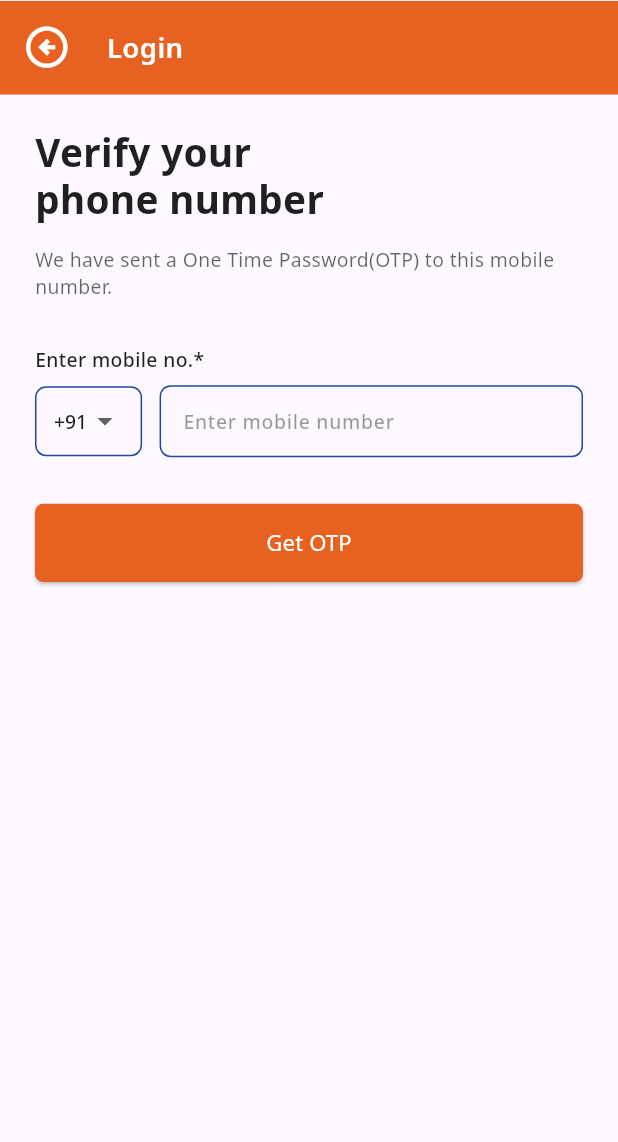
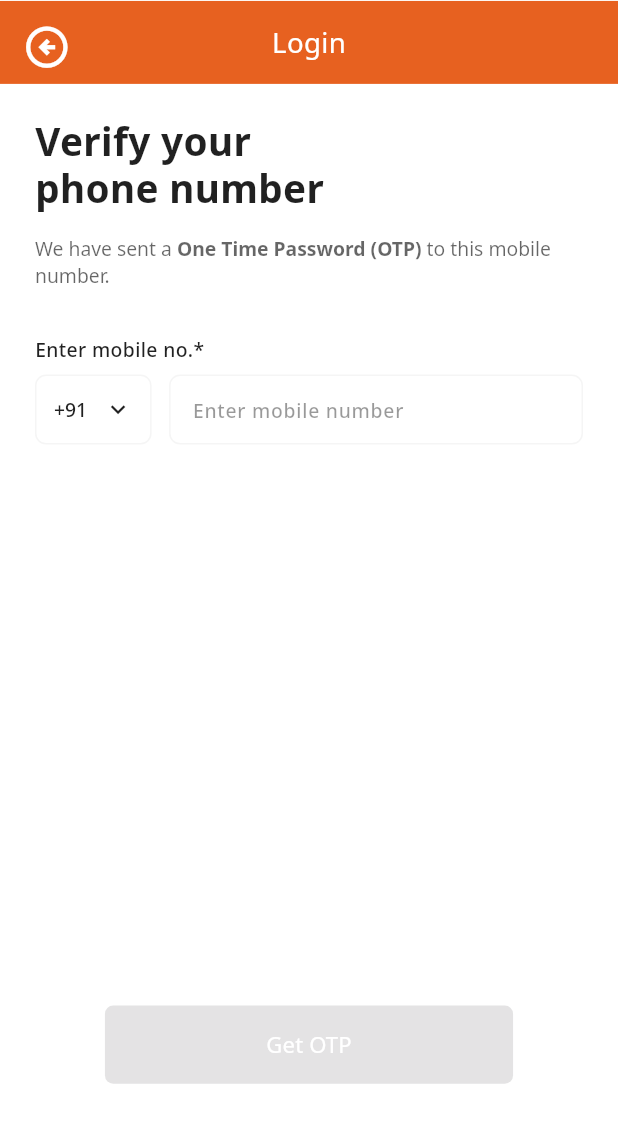
Before and after one commit to COSS-India/VoiceGive, a Flutter app: the screen it shows after launch, after a tap on "Let’s Get Started", on a phone screen of 412 x 824 dp, the part 94-1236 px from its top. Run offline on Flutter 3.47's test engine with Material 3 defaults, Android fonts, the phone set to English and light mode, and no system bars; our stand-ins replace cached_network_image, flutter_screenutil, flutter_svg, google_fonts, just_audio, lottie and 1 more; missing offline and left inert: record; generated files the repository leaves out were written again; project files that could hold a hidden picture were left out.

Commit message:
chore: refine verify phone number screen

```diff
--- a/lib/screens/auth/otp_login/otp_login_screen.dart
+++ b/lib/screens/auth/otp_login/otp_login_screen.dart
@@ -19,13 +19,26 @@ class OtpLoginScreen extends StatefulWidget {
 class _OtpLoginScreenState extends State<OtpLoginScreen> {
   final TextEditingController _phoneController = TextEditingController();
   final ValueNotifier<bool> _isLoading = ValueNotifier<bool>(false);
+  final ValueNotifier<bool> _isPhoneValid = ValueNotifier<bool>(false);
   final GlobalKey<FormState> _formKey = GlobalKey<FormState>();
+
+  @override
+  void initState() {
+    super.initState();
+    _phoneController.addListener(_onPhoneChanged);
+  }
 
   @override
   void dispose() {
     _phoneController.dispose();
     _isLoading.dispose();
+    _isPhoneValid.dispose();
     super.dispose();
+  }
+
+  void _onPhoneChanged() {
+    final phone = _phoneController.text;
+    _isPhoneValid.value = phone.length == 10;
   }
 
   String? _validatePhoneNumber(String? value) {
@@ -52,12 +65,15 @@ class _OtpLoginScreenState extends State<OtpLoginScreen> {
   @override
   Widget build(BuildContext context) {
     return Scaffold(
+      backgroundColor: Colors.white,
+      resizeToAvoidBottomInset: true,
       appBar: const CustomAppBar(),
-      body: SingleChildScrollView(
-        child: Column(
+      body: Column(
         children: [
           const GradientHeader(),
-            Padding(
+          Expanded(
+            child: SingleChildScrollView(
+              child: Padding(
                 padding: EdgeInsets.all(24.w),
                 child: Form(
                   key: _formKey,
@@ -74,12 +90,34 @@ class _OtpLoginScreenState extends State<OtpLoginScreen> {
                         ),
                       ),
                       SizedBox(height: 16.w),
-                    Text(
-                      AppLocalizations.of(context)!.otpSentMessage,
+                      RichText(
+                        text: TextSpan(
+                          children: [
+                            TextSpan(
+                              text: "We have sent a ",
                               style: GoogleFonts.notoSans(
                                 color: AppColors.greys60,
                                 fontSize: 14.sp,
                                 fontWeight: FontWeight.w400,
+                              ),
+                            ),
+                            TextSpan(
+                              text: "One Time Password (OTP)",
+                              style: GoogleFonts.notoSans(
+                                color: AppColors.greys60,
+                                fontSize: 14.sp,
+                                fontWeight: FontWeight.w700,
+                              ),
+                            ),
+                            TextSpan(
+                              text: " to this mobile number.",
+                              style: GoogleFonts.notoSans(
+                                color: AppColors.greys60,
+                                fontSize: 14.sp,
+                                fontWeight: FontWeight.w400,
+                              ),
+                            ),
+                          ],
                         ),
                       ),
                       SizedBox(height: 32.w),
@@ -87,15 +125,26 @@ class _OtpLoginScreenState extends State<OtpLoginScreen> {
                         controller: _phoneController,
                         validator: _validatePhoneNumber,
                       ),
-                    SizedBox(height: 32.w),
-                    SizedBox(
-                      width: double.infinity,
+                    ],
+                  ),
+                ),
+              ),
+            ),
+          ),
+          Padding(
+            padding: EdgeInsets.fromLTRB(24.w, 0, 24.w, 40.w),
+            child: Center(
+              child: ValueListenableBuilder<bool>(
+                valueListenable: _isPhoneValid,
+                builder: (context, isPhoneValid, child) {
+                  return SizedBox(
+                    width: 280.w,
                     child: ElevatedButton(
-                        onPressed: _requestOtp,
+                      onPressed: isPhoneValid ? _requestOtp : null,
                       style: ElevatedButton.styleFrom(
-                          backgroundColor: AppColors.orange,
+                        backgroundColor: isPhoneValid ? AppColors.orange : AppColors.lightGrey,
                         shape: RoundedRectangleBorder(
-                            borderRadius: BorderRadius.circular(6).r,
+                          borderRadius: BorderRadius.circular(6.r),
                         ),
                         padding: EdgeInsets.symmetric(vertical: 16.w),
                       ),
@@ -123,14 +172,13 @@ class _OtpLoginScreenState extends State<OtpLoginScreen> {
                         },
                       ),
                     ),
-                    ),
-                  ],
+                  );
+                },
               ),
             ),
           ),
         ],
       ),
-      ),
     );
   }
 }
--- a/lib/screens/auth/otp_login/widgets/gradient_header.dart
+++ b/lib/screens/auth/otp_login/widgets/gradient_header.dart
@@ -12,23 +12,29 @@ class GradientHeader extends StatelessWidget {
     return Container(
       padding: EdgeInsets.all(16).r,
       decoration: BoxDecoration(color: AppColors.orange),
-      child: Row(
+      child: Stack(
         children: [
-          InkWell(
-            onTap: () => Navigator.pop(context),
-            child: Icon(
-              Icons.arrow_circle_left_outlined,
-              color: Colors.white,
-              size: 36.sp,
+          Center(
+            child: Text(
+              "Login",
+              style: GoogleFonts.notoSans(
+                  color: Colors.white,
+                  fontSize: 20.sp,
+                  fontWeight: FontWeight.normal),
             ),
           ),
-          SizedBox(width: 24.w),
-          Text(
-            "Login",
-            style: GoogleFonts.notoSans(
+          Positioned(
+            left: 0,
+            top: 0,
+            bottom: 0,
+            child: InkWell(
+              onTap: () => Navigator.pop(context),
+              child: Icon(
+                Icons.arrow_circle_left_outlined,
                 color: Colors.white,
-                fontSize: 20.sp,
-                fontWeight: FontWeight.w600),
+                size: 36.sp,
+              ),
+            ),
           ),
         ],
       ),
--- a/lib/screens/auth/otp_login/widgets/phone_input_field.dart
+++ b/lib/screens/auth/otp_login/widgets/phone_input_field.dart
@@ -33,14 +33,16 @@ class PhoneInputField extends StatelessWidget {
           children: [
             Container(
               height: 48.w,
+              width: 80.w,
               padding: EdgeInsets.symmetric(horizontal: 12.w),
               decoration: BoxDecoration(
-                border: Border.all(color: AppColors.darkBlue),
+                border: Border.all(color: AppColors.lightGrey),
                 borderRadius: BorderRadius.circular(8.r),
               ),
               child: DropdownButtonHideUnderline(
                 child: DropdownButton<String>(
                   value: '+91',
+                  isExpanded: true,
                   items: const [
                     DropdownMenuItem(value: '+91', child: Text('+91')),
                   ],
@@ -50,11 +52,18 @@ class PhoneInputField extends StatelessWidget {
                     fontSize: 14.sp,
                     fontWeight: FontWeight.w500,
                   ),
+                  icon: Icon(
+                    Icons.keyboard_arrow_down,
+                    color: AppColors.greys87,
+                    size: 20.w,
+                  ),
                 ),
               ),
             ),
             SizedBox(width: 12.w),
             Expanded(
+              child: SizedBox(
+                height: 48.w,
                 child: TextFormField(
                   controller: controller,
                   keyboardType: TextInputType.phone,
@@ -67,11 +76,11 @@ class PhoneInputField extends StatelessWidget {
                     ),
                     enabledBorder: OutlineInputBorder(
                       borderRadius: BorderRadius.circular(8.r),
-                    borderSide: BorderSide(color: AppColors.darkBlue),
+                      borderSide: BorderSide(color: AppColors.lightGrey),
                     ),
                     focusedBorder: OutlineInputBorder(
                       borderRadius: BorderRadius.circular(8.r),
-                    borderSide: BorderSide(color: AppColors.darkBlue),
+                      borderSide: BorderSide(color: AppColors.lightGrey),
                     ),
                     errorBorder: OutlineInputBorder(
                       borderRadius: BorderRadius.circular(8.r),
@@ -93,6 +102,7 @@ class PhoneInputField extends StatelessWidget {
                   ),
                 ),
               ),
+            ),
           ],
         ),
       ],
```
Lines whose indentation alone changed are shown as unchanged.
